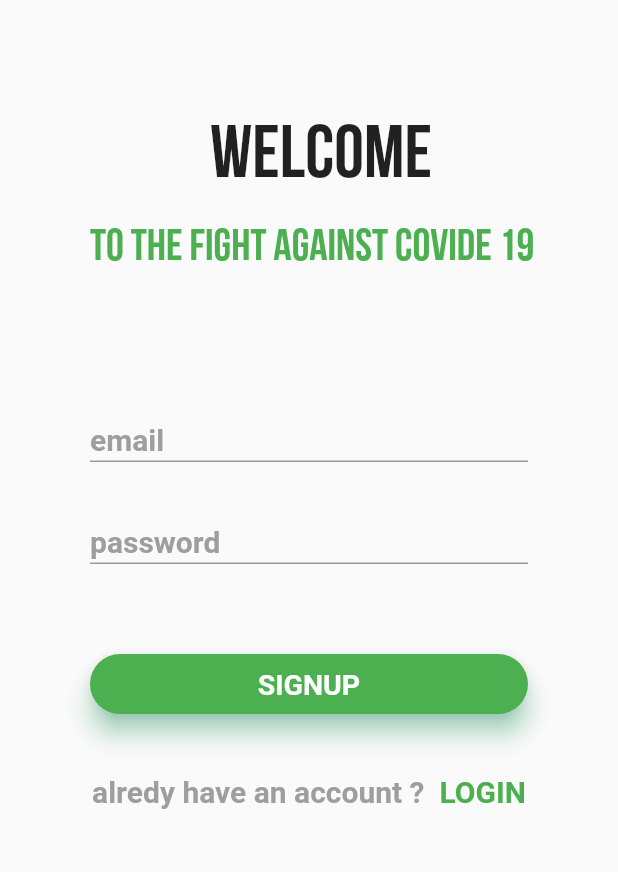
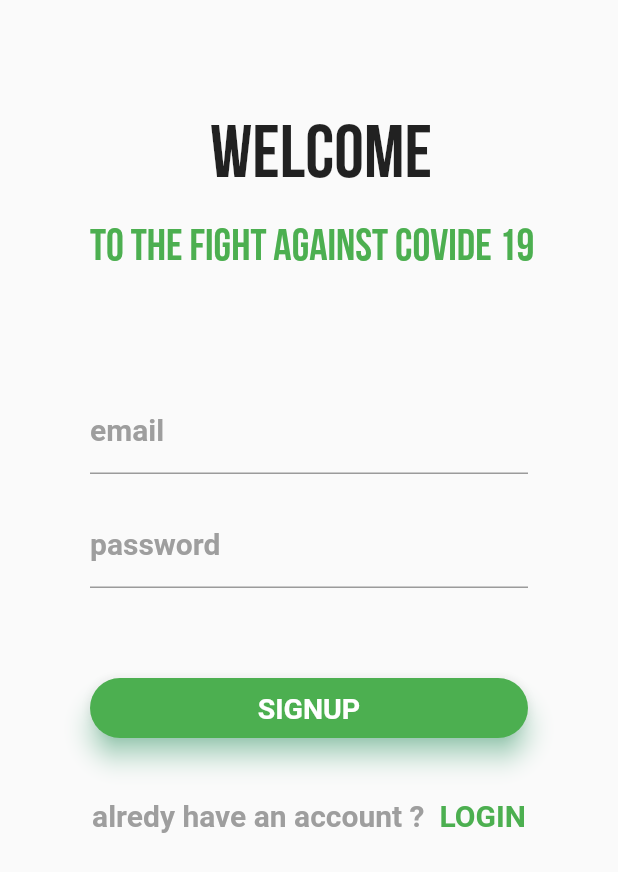
Before and after one commit to Kaiserb11/covid_symptom_app, a Flutter app: the SignupPage screen opened directly, on a phone screen of 412 x 824 dp. Shown: the top 872 px of the screen. Run offline on Flutter 3.47's test engine with Material 2 defaults, Android fonts, the phone set to English and light mode, and no system bars; Roboto replaces fonts that are missing (Montserrat).

Commit message:
Update signup.dart

```diff
--- a/lib/pages/signup.dart
+++ b/lib/pages/signup.dart
@@ -45,8 +45,8 @@ class _SignupPageState extends State<SignupPage>{
               TextField(
                 decoration: InputDecoration(
                   contentPadding: EdgeInsets.only(top: 18),
-                  hintText: 'email',
-                  hintStyle: TextStyle(
+                  labelText: 'email',
+                  labelStyle: TextStyle(
                     fontSize: 20,
                     fontFamily: 'Montserrat',
                     fontWeight: FontWeight.bold,
@@ -61,8 +61,8 @@ class _SignupPageState extends State<SignupPage>{
               TextField(
                 decoration: InputDecoration(
                   contentPadding: EdgeInsets.only(top: 18),
-                  hintText: 'password',
-                  hintStyle: TextStyle(
+                  labelText: 'password',
+                  labelStyle: TextStyle(
                     fontSize: 20,
                     fontFamily: 'Montserrat',
                     fontWeight: FontWeight.bold,
```
